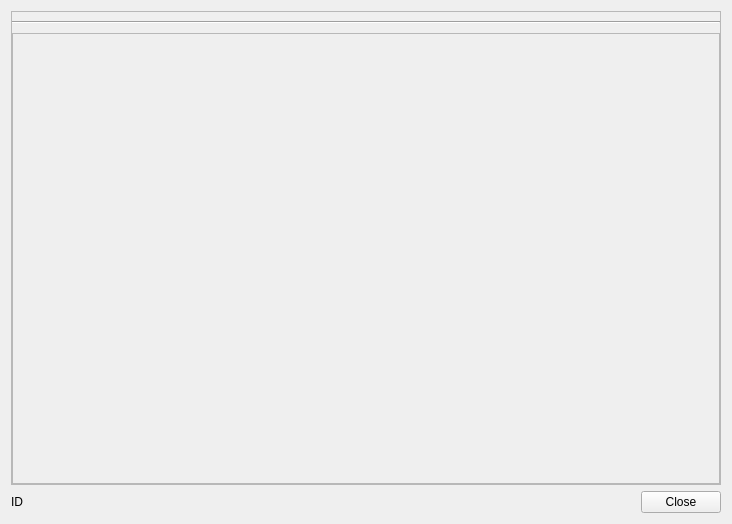
gridcoin-community/Gridcoin-Research, file src/qt/forms/voting/pollresultdialog.ui: the form before one commit.
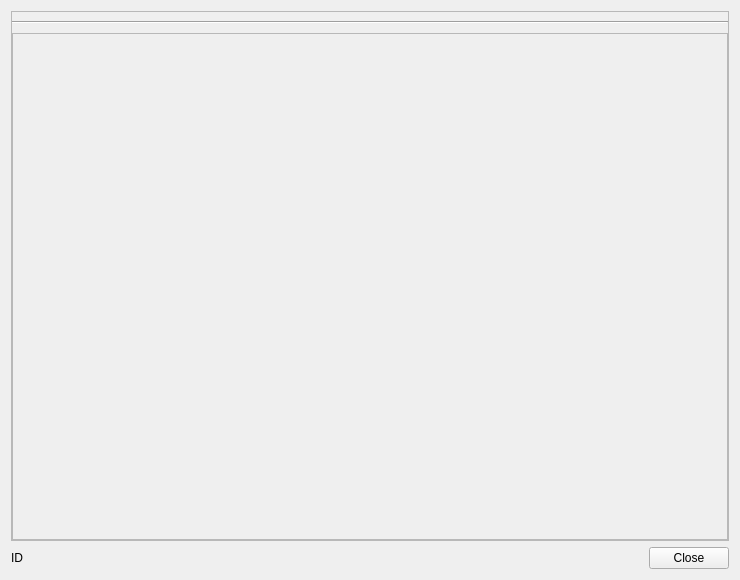
The form after the commit. Custom widgets are drawn as their Qt base class.

Patch:
```diff
--- a/src/qt/forms/voting/pollresultdialog.ui
+++ b/src/qt/forms/voting/pollresultdialog.ui
@@ -6,8 +6,8 @@
    <rect>
     <x>0</x>
     <y>0</y>
-    <width>732</width>
-    <height>524</height>
+    <width>740</width>
+    <height>580</height>
    </rect>
   </property>
   <property name="windowTitle">
@@ -58,8 +58,8 @@
           <rect>
            <x>0</x>
            <y>0</y>
-           <width>710</width>
-           <height>430</height>
+           <width>718</width>
+           <height>486</height>
           </rect>
          </property>
          <layout class="QVBoxLayout" name="choicesScrollLayout">
```
